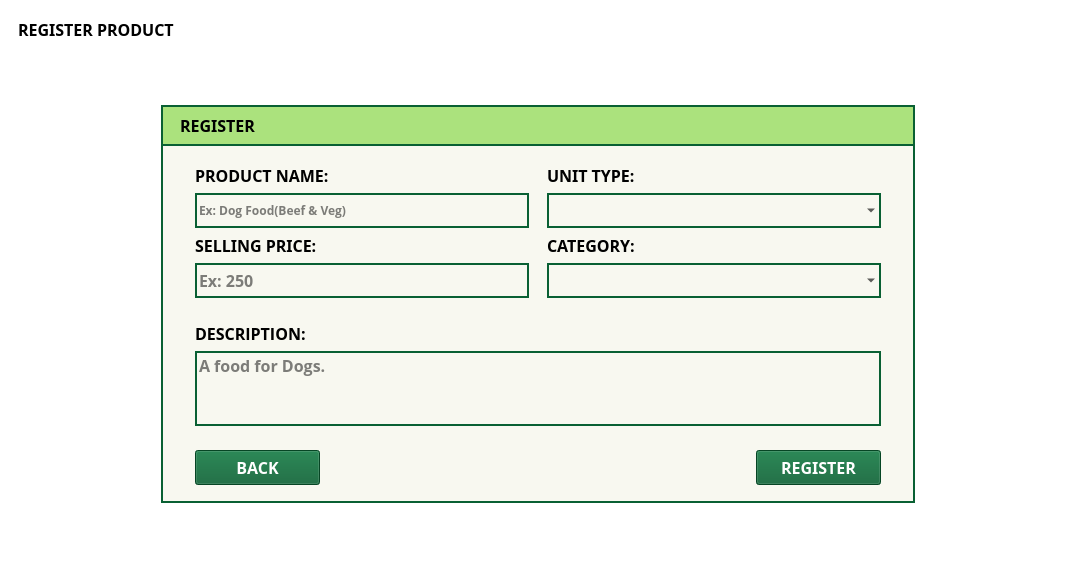
Above: Screens/MainMenuScreens/Registration/Registration_prod.ui from Bideiro/Ranil_project_py before the change. Below: the same form after it.
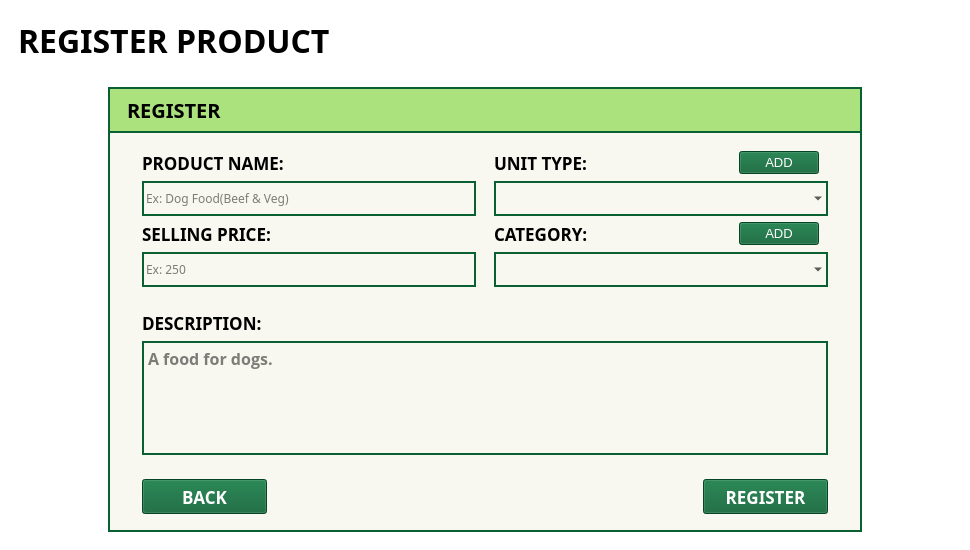
That is the form after the change.

What changed in the file:
```diff
--- a/Screens/MainMenuScreens/Registration/Registration_prod.ui
+++ b/Screens/MainMenuScreens/Registration/Registration_prod.ui
@@ -6,8 +6,8 @@
    <rect>
     <x>0</x>
     <y>0</y>
-    <width>1076</width>
-    <height>561</height>
+    <width>970</width>
+    <height>550</height>
    </rect>
   </property>
   <property name="font">
@@ -24,13 +24,17 @@
    <property name="styleSheet">
     <string notr="true">#centralwidget{background-color: rgb(255, 255, 255);}
 
-.QLabel{
-	font: 700 12pt &quot;DM Sans&quot;;
+#Desc_PTE{
+border : 2px solid #096033;
+background-color:rgba(0,0,0,0);
 }
 
-.QComboBox , .QLineEdit{
-	font: 700 9pt &quot;Open Sans&quot;;
-}</string>
+.QComboBox, .QLineEdit, .QPlainTextEdit
+{
+border : 2px solid #096033;
+}
+
+</string>
    </property>
    <layout class="QVBoxLayout" name="verticalLayout_7">
     <item>
@@ -41,7 +45,7 @@
          <property name="font">
           <font>
            <family>DM Sans</family>
-           <pointsize>12</pointsize>
+           <pointsize>24</pointsize>
            <italic>false</italic>
            <bold>true</bold>
           </font>
@@ -54,24 +58,11 @@
       </layout>
      </widget>
     </item>
-    <item>
-     <spacer name="verticalSpacer">
-      <property name="orientation">
-       <enum>Qt::Vertical</enum>
-      </property>
-      <property name="sizeType">
-       <enum>QSizePolicy::Fixed</enum>
-      </property>
-      <property name="sizeHint" stdset="0">
-       <size>
-        <width>20</width>
-        <height>40</height>
-       </size>
-      </property>
-     </spacer>
-    </item>
     <item>
      <widget class="QWidget" name="widget_10" native="true">
+      <property name="styleSheet">
+       <string notr="true"/>
+      </property>
       <layout class="QHBoxLayout" name="horizontalLayout_4">
        <item>
         <spacer name="horizontalSpacer_2">
@@ -130,7 +121,7 @@
           <item>
            <widget class="QWidget" name="widget_2" native="true">
             <property name="sizePolicy">
-             <sizepolicy hsizetype="Preferred" vsizetype="Fixed">
+             <sizepolicy hsizetype="Preferred" vsizetype="Preferred">
               <horstretch>0</horstretch>
               <verstretch>0</verstretch>
              </sizepolicy>
@@ -153,7 +144,7 @@
                <property name="font">
                 <font>
                  <family>DM Sans</family>
-                 <pointsize>12</pointsize>
+                 <pointsize>15</pointsize>
                  <italic>false</italic>
                  <bold>true</bold>
                 </font>
@@ -219,7 +210,7 @@
                      <property name="font">
                       <font>
                        <family>DM Sans</family>
-                       <pointsize>12</pointsize>
+                       <pointsize>13</pointsize>
                        <italic>false</italic>
                        <bold>true</bold>
                       </font>
@@ -245,10 +236,10 @@
                      </property>
                      <property name="font">
                       <font>
-                       <family>Open Sans</family>
+                       <family>DM Sans</family>
                        <pointsize>9</pointsize>
                        <italic>false</italic>
-                       <bold>true</bold>
+                       <bold>false</bold>
                       </font>
                      </property>
                      <property name="text">
@@ -264,7 +255,7 @@
                      <property name="font">
                       <font>
                        <family>DM Sans</family>
-                       <pointsize>12</pointsize>
+                       <pointsize>13</pointsize>
                        <italic>false</italic>
                        <bold>true</bold>
                       </font>
@@ -288,6 +279,12 @@
                        <height>35</height>
                       </size>
                      </property>
+                     <property name="font">
+                      <font>
+                       <family>DM Sans</family>
+                       <pointsize>9</pointsize>
+                      </font>
+                     </property>
                      <property name="text">
                       <string/>
                      </property>
@@ -302,28 +299,55 @@
                 <item>
                  <widget class="QWidget" name="widget_3" native="true">
                   <property name="styleSheet">
-                   <string notr="true">.QComboBox
-{
-border : 2px solid #096033;
-}
-.QLineEdit{
-border : 2px solid #096033;
-}</string>
+                   <string notr="true"/>
                   </property>
                   <layout class="QVBoxLayout" name="verticalLayout">
                    <item>
-                    <widget class="QLabel" name="label_8">
-                     <property name="font">
-                      <font>
-                       <family>DM Sans</family>
-                       <pointsize>12</pointsize>
-                       <italic>false</italic>
-                       <bold>true</bold>
-                      </font>
-                     </property>
-                     <property name="text">
-                      <string>UNIT TYPE:</string>
-                     </property>
+                    <widget class="QWidget" name="widget_11" native="true">
+                     <layout class="QHBoxLayout" name="horizontalLayout_3">
+                      <property name="leftMargin">
+                       <number>0</number>
+                      </property>
+                      <property name="topMargin">
+                       <number>0</number>
+                      </property>
+                      <property name="bottomMargin">
+                       <number>0</number>
+                      </property>
+                      <item>
+                       <widget class="QLabel" name="label_8">
+                        <property name="font">
+                         <font>
+                          <family>DM Sans</family>
+                          <pointsize>13</pointsize>
+                          <italic>false</italic>
+                          <bold>true</bold>
+                         </font>
+                        </property>
+                        <property name="text">
+                         <string>UNIT TYPE:</string>
+                        </property>
+                       </widget>
+                      </item>
+                      <item>
+                       <widget class="QPushButton" name="UAdd_btn">
+                        <property name="sizePolicy">
+                         <sizepolicy hsizetype="Fixed" vsizetype="Fixed">
+                          <horstretch>0</horstretch>
+                          <verstretch>0</verstretch>
+                         </sizepolicy>
+                        </property>
+                        <property name="font">
+                         <font>
+                          <pointsize>10</pointsize>
+                         </font>
+                        </property>
+                        <property name="text">
+                         <string>ADD</string>
+                        </property>
+                       </widget>
+                      </item>
+                     </layout>
                     </widget>
                    </item>
                    <item>
@@ -340,16 +364,61 @@
                        <height>35</height>
                       </size>
                      </property>
+                     <property name="font">
+                      <font>
+                       <family>DM Sans</family>
+                      </font>
+                     </property>
                      <property name="placeholderText">
-                      <string>UNDEFINED</string>
+                      <string/>
                      </property>
                     </widget>
                    </item>
                    <item>
-                    <widget class="QLabel" name="label_6">
-                     <property name="text">
-                      <string>CATEGORY:</string>
-                     </property>
+                    <widget class="QWidget" name="widget_12" native="true">
+                     <layout class="QHBoxLayout" name="horizontalLayout_5">
+                      <property name="leftMargin">
+                       <number>0</number>
+                      </property>
+                      <property name="topMargin">
+                       <number>0</number>
+                      </property>
+                      <property name="bottomMargin">
+                       <number>0</number>
+                      </property>
+                      <item>
+                       <widget class="QLabel" name="label_6">
+                        <property name="font">
+                         <font>
+                          <family>DM Sans</family>
+                          <pointsize>13</pointsize>
+                          <bold>true</bold>
+                         </font>
+                        </property>
+                        <property name="text">
+                         <string>CATEGORY:</string>
+                        </property>
+                       </widget>
+                      </item>
+                      <item>
+                       <widget class="QPushButton" name="CAdd_btn">
+                        <property name="sizePolicy">
+                         <sizepolicy hsizetype="Fixed" vsizetype="Fixed">
+                          <horstretch>0</horstretch>
+                          <verstretch>0</verstretch>
+                         </sizepolicy>
+                        </property>
+                        <property name="font">
+                         <font>
+                          <pointsize>10</pointsize>
+                         </font>
+                        </property>
+                        <property name="text">
+                         <string>ADD</string>
+                        </property>
+                       </widget>
+                      </item>
+                     </layout>
                     </widget>
                    </item>
                    <item>
@@ -368,15 +437,12 @@
                      </property>
                      <property name="font">
                       <font>
-                       <family>Open Sans</family>
+                       <family>DM Sans</family>
                        <pointsize>9</pointsize>
                        <italic>false</italic>
-                       <bold>true</bold>
+                       <bold>false</bold>
                       </font>
                      </property>
-                     <property name="placeholderText">
-                      <string>Ex: Dog Food</string>
-                     </property>
                      <property name="frame">
                       <bool>true</bool>
                      </property>
@@ -393,33 +459,23 @@
                <layout class="QVBoxLayout" name="verticalLayout_8">
                 <item>
                  <widget class="QLabel" name="label_5">
+                  <property name="font">
+                   <font>
+                    <family>DM Sans</family>
+                    <pointsize>13</pointsize>
+                    <italic>false</italic>
+                    <bold>true</bold>
+                   </font>
+                  </property>
                   <property name="text">
                    <string>DESCRIPTION:</string>
                   </property>
                  </widget>
                 </item>
                 <item>
-                 <widget class="QLineEdit" name="desc_LE">
-                  <property name="sizePolicy">
-                   <sizepolicy hsizetype="Expanding" vsizetype="MinimumExpanding">
-                    <horstretch>0</horstretch>
-                    <verstretch>0</verstretch>
-                   </sizepolicy>
-                  </property>
-                  <property name="minimumSize">
-                   <size>
-                    <width>25</width>
-                    <height>35</height>
-                   </size>
-                  </property>
-                  <property name="alignment">
-                   <set>Qt::AlignLeading|Qt::AlignLeft|Qt::AlignTop</set>
-                  </property>
+                 <widget class="QPlainTextEdit" name="Desc_PTE">
                   <property name="placeholderText">
-                   <string>A food for Dogs.</string>
-                  </property>
-                  <property name="clearButtonEnabled">
-                   <bool>false</bool>
+                   <string>A food for dogs.</string>
                   </property>
                  </widget>
                 </item>
@@ -440,7 +496,7 @@
                   <property name="font">
                    <font>
                     <family>DM Sans</family>
-                    <pointsize>12</pointsize>
+                    <pointsize>13</pointsize>
                     <bold>true</bold>
                    </font>
                   </property>
@@ -479,7 +535,7 @@
                   <property name="font">
                    <font>
                     <family>DM Sans</family>
-                    <pointsize>12</pointsize>
+                    <pointsize>13</pointsize>
                     <italic>false</italic>
                     <bold>true</bold>
                    </font>
@@ -514,22 +570,6 @@
       </layout>
      </widget>
     </item>
-    <item>
-     <spacer name="verticalSpacer_2">
-      <property name="orientation">
-       <enum>Qt::Vertical</enum>
-      </property>
-      <property name="sizeType">
-       <enum>QSizePolicy::Fixed</enum>
-      </property>
-      <property name="sizeHint" stdset="0">
-       <size>
-        <width>20</width>
-        <height>40</height>
-       </size>
-      </property>
-     </spacer>
-    </item>
    </layout>
   </widget>
  </widget>
```
